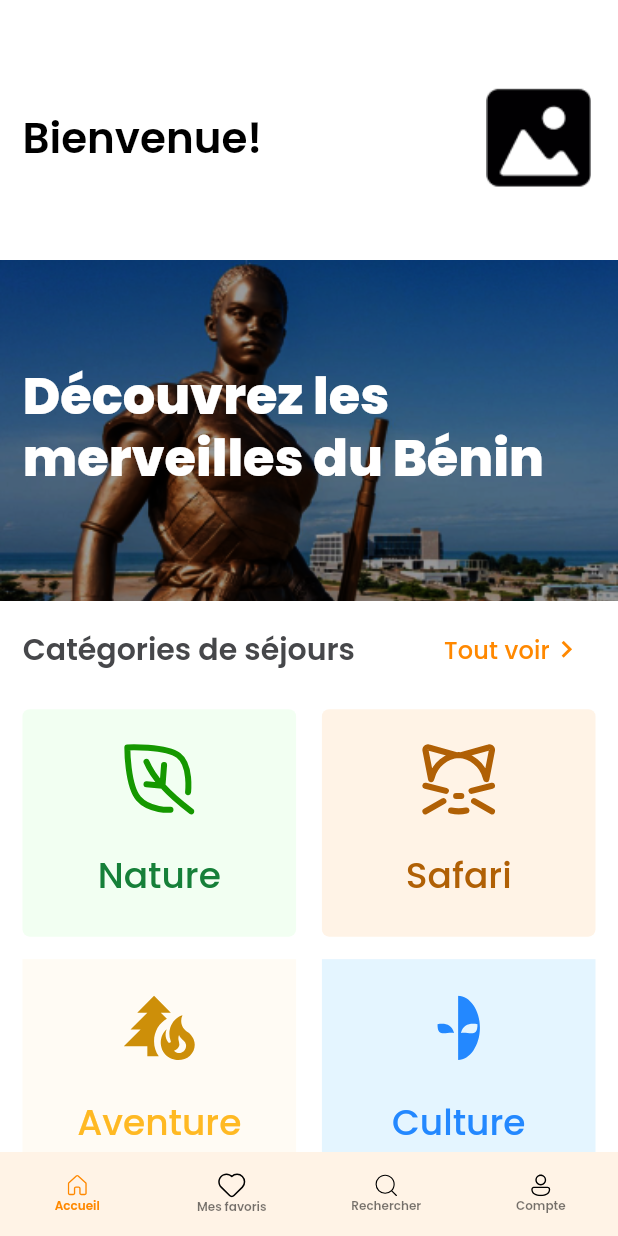
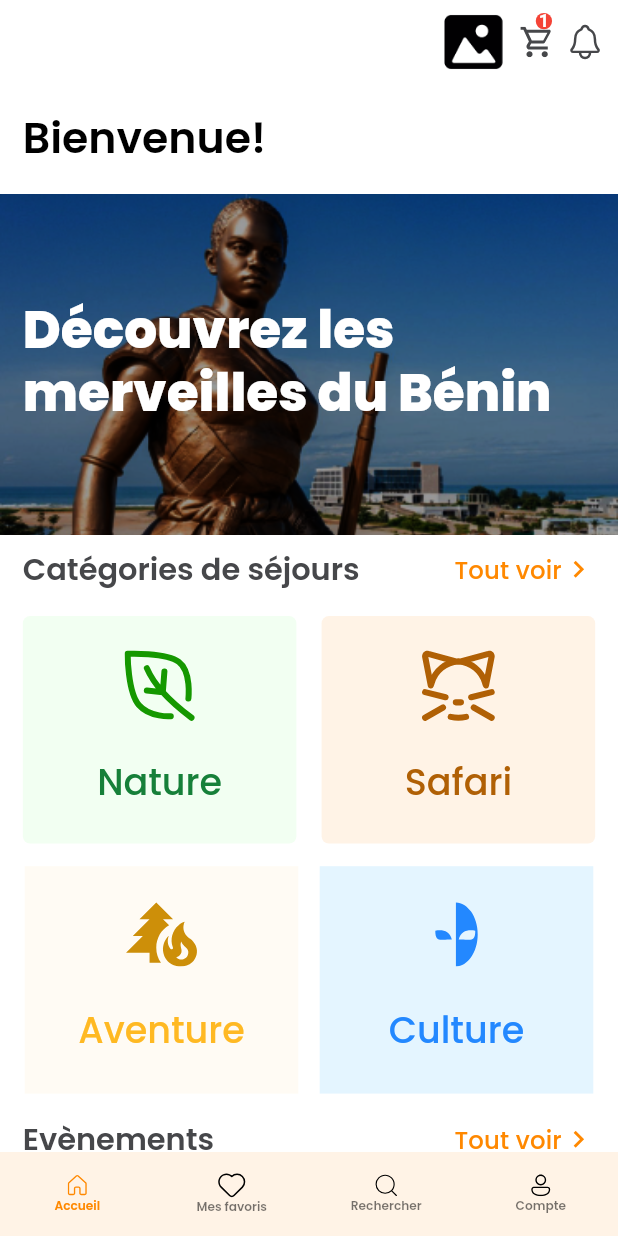
Before and after one commit to Arenebj/visitbj, a Flutter app: the screen it shows after launch, on a phone screen of 412 x 824 dp. Run offline on Flutter 3.47's test engine with Material 2 defaults, Android fonts, the phone set to English and light mode, and no system bars; our stand-ins replace flutter_rating_bar, flutter_screenutil, flutter_svg, go_router.

Commit message:
home modify

```diff
--- a/lib/ressources/theme/typography/app_typography.dart
+++ b/lib/ressources/theme/typography/app_typography.dart
@@ -1,62 +1,63 @@
 import 'package:flutter/material.dart';
+import 'package:flutter_screenutil/flutter_screenutil.dart';
 
 import '../color/app_color.dart';
 
 class AppTypography {
   static const _poppins = 'Poppins';
-  final TextStyle medium =  const TextStyle(
+  final TextStyle medium = TextStyle(
       fontFamily: _poppins,
-      fontSize: 20,
+      fontSize: 20.h,
       fontWeight: FontWeight.w500,
       color: AppColors.white);
-  final TextStyle regularAg14 =  const TextStyle(
+  final TextStyle regularAg14 = TextStyle(
       fontFamily: _poppins,
-      fontSize: 14,
+      fontSize: 14.h,
       fontWeight: FontWeight.w300,
       color: AppColors.white);
-  final TextStyle regularHug =  const TextStyle(
+  final TextStyle regularHug = TextStyle(
       fontFamily: _poppins,
-      fontSize: 14,
+      fontSize: 14.h,
       fontWeight: FontWeight.w400,
       color: AppColors.detailsColors);
-  final TextStyle headline =  const TextStyle(
+  final TextStyle headline = TextStyle(
       fontFamily: _poppins,
-      fontSize: 34,
+      fontSize: 34.h,
       fontWeight: FontWeight.w800,
       color: AppColors.white);
-  final TextStyle semiBold =  const TextStyle(
+  final TextStyle semiBold = TextStyle(
       fontFamily: _poppins,
-      fontSize: 24,
+      fontSize: 24.h,
       fontWeight: FontWeight.w600,
       color: AppColors.black);
-  final TextStyle cardText =  const TextStyle(
+  final TextStyle cardText = TextStyle(
       fontFamily: _poppins,
-      fontSize: 24,
+      fontSize: 24.h,
       fontWeight: FontWeight.w500,
       color: AppColors.details);
-  final TextStyle regularAg16 =  const TextStyle(
+  final TextStyle regularAg16 = TextStyle(
       fontFamily: _poppins,
-      fontSize: 16,
+      fontSize: 16.h,
       fontWeight: FontWeight.w500,
       color: AppColors.primaryTwo);
-  final TextStyle regular =  const TextStyle(
+  final TextStyle regular = TextStyle(
       fontFamily: _poppins,
-      fontSize: 16,
+      fontSize: 16.h,
       fontWeight: FontWeight.w500,
       color: AppColors.primaryTwo);
-  final TextStyle regularBold =  const TextStyle(
+  final TextStyle regularBold = TextStyle(
       fontFamily: _poppins,
-      fontSize: 16,
+      fontSize: 16.h,
       fontWeight: FontWeight.w700,
       color: AppColors.primaryTwo);
-  final TextStyle text =  const TextStyle(
+  final TextStyle text = TextStyle(
       fontFamily: _poppins,
-      fontSize: 17,
+      fontSize: 17.h,
       fontWeight: FontWeight.w600,
       color: AppColors.brown);
-  final TextStyle bottomLabel =  const TextStyle(
+  final TextStyle bottomLabel = TextStyle(
       fontFamily: _poppins,
-      fontSize: 8,
+      fontSize: 8.h,
       fontWeight: FontWeight.w600,
       color: AppColors.primaryTwo);
 
--- a/lib/ui/common/home/section/section.dart
+++ b/lib/ui/common/home/section/section.dart
@@ -13,11 +13,11 @@ class TitleText extends StatelessWidget {
   }
 }
 
-class ImageLoad extends StatelessWidget {
+class ImageAsset extends StatelessWidget {
   final String image;
   final double height;
   final double width;
-  const ImageLoad(this.image, this.height, this.width, {super.key});
+  const ImageAsset(this.image, this.height, this.width, {super.key});
 
   @override
   Widget build(BuildContext context) {
@@ -25,6 +25,20 @@ class ImageLoad extends StatelessWidget {
       height: height,
       width: width,
       image: AssetImage(image),
+    );
+  }
+}
+class ImageSvg extends StatelessWidget {
+  final String image;
+  final double height;
+  final double width;
+  const ImageSvg(this.image, this.height, this.width, {super.key});
+
+  @override
+  Widget build(BuildContext context) {
+    return  SvgPicture.asset(image,
+     height: height,
+      width: width,
     );
   }
 }
@@ -36,13 +50,13 @@ class PageViewSection extends StatelessWidget {
   Widget build(BuildContext context) {
     return Container(
       //padding: const EdgeInsets.all(10),
-      margin: const EdgeInsets.only(left: 2),
+      margin: EdgeInsets.only(left: 2.h),
       width: 247.32.h, //MediaQuery.of(context).size.width * 0.70,
       height: 208.04.h,
       decoration: BoxDecoration(
           image: DecorationImage(fit: BoxFit.cover, image: AssetImage(image)),
-          borderRadius: const BorderRadius.all(
-            Radius.circular(10),
+          borderRadius: BorderRadius.all(
+            Radius.circular(10.h),
           ),
           shape: BoxShape.rectangle),
       child: Column(
--- a/lib/ui/common/home/section/section_event.dart
+++ b/lib/ui/common/home/section/section_event.dart
@@ -15,8 +15,8 @@ class SectionEvent extends StatelessWidget {
         children: [
           PageViewSection(pack.images.first),
           Padding(
-            padding: const EdgeInsets.only(
-              top: 10,
+            padding: EdgeInsets.only(
+              top: 10.h,
             ),
             child: Column(
               crossAxisAlignment: CrossAxisAlignment.start,
@@ -59,7 +59,7 @@ class SectionEvent extends StatelessWidget {
                         itemCount: 5,
                         itemSize: 14.76.h,
                         itemPadding:
-                            const EdgeInsets.symmetric(horizontal: 4.0),
+                             EdgeInsets.symmetric(horizontal: 4.0.h),
                         itemBuilder: (context, _) => const Icon(
                           Icons.star,
                           color: AppColors.primaryOne,
@@ -107,7 +107,7 @@ class SectionEvent extends StatelessWidget {
                           ),
                           WidgetSpan(
                             child: Padding(
-                              padding: const EdgeInsets.only(bottom: 3.0),
+                              padding: EdgeInsets.only(bottom: 3.0.h),
                               child: Text(
                                 ' FCFA ',
                                 style: AppTypography()
--- a/lib/ui/common/home/section/section_party.dart
+++ b/lib/ui/common/home/section/section_party.dart
@@ -8,20 +8,38 @@ class SectionParty extends StatelessWidget {
 
   @override
   Widget build(BuildContext context) {
-    return Padding(
+    return Container(
+      width: MediaQuery.of(context).size.width,
       padding: EdgeInsets.symmetric(horizontal: 15.h, vertical: 7.5.w),
       child: Row(
         mainAxisAlignment: MainAxisAlignment.spaceBetween,
         children: [
-          TitleText(
+          Expanded(
+            child: TitleText(
                 titre,
                 AppTypography().semiBold.copyWith(
                     color: AppColors.details,
                     //  height: 1.2.h,
-                  fontSize: 20)),
-          TextButton(
+                    fontSize: 20.h)),
+          ),
+          ButtonTheme(
+            padding: EdgeInsets.zero, // Supprimer le padding
+            minWidth: 0, // Supprimer le minWidth
+            height: 0,
+            child: TextButton(
+              style: ButtonStyle(
+                padding: MaterialStateProperty.all(
+                    EdgeInsets.zero), // Supprimer le padding
+                minimumSize: MaterialStateProperty.all(
+                    Size.zero), // Supprimer la taille minimale
+                tapTargetSize: MaterialTapTargetSize
+                    .shrinkWrap, // Supprimer la taille du touch target
+                visualDensity:
+                    VisualDensity.compact, // Réduire la densité visuelle
+              ),
               onPressed: onPressed,
               child: Row(
+                mainAxisSize: MainAxisSize.min,
                 children: [
                   TitleText("Tout voir",
                       AppTypography().regular.copyWith(letterSpacing: 0.1.w)),
@@ -33,6 +51,7 @@ class SectionParty extends StatelessWidget {
                 ],
               ),
             ),
+          ),
         ],
       ),
     );
--- a/lib/ui/common/home/section/section_sejour.dart
+++ b/lib/ui/common/home/section/section_sejour.dart
@@ -8,7 +8,7 @@ class SectionSejour extends StatelessWidget {
   @override
   Widget build(BuildContext context) {
     return Container(
-      padding: const EdgeInsets.all(10),
+      padding: EdgeInsets.all(10.h),
       width: 247.32.h, //MediaQuery.of(context).size.width * 0.70,
       child: Column(
         crossAxisAlignment: CrossAxisAlignment.start,
@@ -57,7 +57,7 @@ class SectionSejour extends StatelessWidget {
                         itemCount: 5,
                         itemSize: 14.76.h,
                         itemPadding:
-                            const EdgeInsets.symmetric(horizontal: 4.0),
+                             EdgeInsets.symmetric(horizontal: 4.0.h),
                         itemBuilder: (context, _) => const Icon(
                           Icons.star,
                           color: AppColors.primaryOne,
@@ -83,7 +83,8 @@ class SectionSejour extends StatelessWidget {
                       SvgPicture.asset($appAssets.svgs.calendar),
                       const SpaceW(10),
                       TitleText(
-                          "${getDateStart(pack.dateStart)}-${getDateEnd(pack.dateEnd)}",
+                          "${getDateStart(pack.dateStart)}.-${getDateEnd(pack.dateEnd)}"
+                              .toUpperCase(),
                           AppTypography().regularAg14.copyWith(
                               fontSize: 16.85.h,
                               color: AppColors.outline,
--- a/lib/ui/common/home/section/section_welcome.dart
+++ b/lib/ui/common/home/section/section_welcome.dart
@@ -12,9 +12,8 @@ class WelcomeSection extends StatelessWidget {
       children: [
         TitleText(
           title,
-          AppTypography().semiBold.copyWith(fontSize: 28),
+          AppTypography().semiBold.copyWith(fontSize: 28.h),
         ),
-        ImageLoad(image, 69.h, 69.w)
       ],
     );
   }
--- a/lib/ui/pages/homeScreen/homeScreen.dart
+++ b/lib/ui/pages/homeScreen/homeScreen.dart
@@ -11,17 +11,59 @@ class HomeScreen extends StatelessWidget {
   @override
   Widget build(BuildContext context) {
     return Scaffold(
+      appBar: appHome(),
       backgroundColor: Colors.white,
       body: bodyHome(context),
     );
   }
 }
 
+appHome() {
+  return AppBar(
+    elevation: 0.0,
+    automaticallyImplyLeading: false,
+    backgroundColor: Colors.white,
+    actions: [
+      ImageAsset($appAssets.imgs.userImage, 35.43.h, 35.43.w),
+      const SpaceW(10),
+      Stack(
+        alignment: AlignmentDirectional.centerStart,
+        children: [
+          ImageSvg($appAssets.svgs.panier, 20.h, 20.w),
+          Positioned(
+              right: 0,
+              top: 5.h,
+              child: Container(
+                padding: const EdgeInsets.all(2),
+                decoration: const BoxDecoration(
+                  color: Colors.red,
+                  shape: BoxShape.circle,
+                ),
+                child: Text(
+                  1.toString(),
+                  style: const TextStyle(
+                    color: Colors.white,
+                    fontSize: 12,
+                    fontWeight: FontWeight.bold,
+                  ),
+                ),
+              )),
+        ],
+      ),
+      const SpaceW(10),
+      ImageSvg($appAssets.svgs.notification, 20.h, 20.w),
+      const SpaceW(10),
+    ],
+  );
+}
+
 Widget bodyHome(BuildContext context) {
   return ListView(
     children: [
       Padding(
-        padding: EdgeInsets.only(left: 15, right: 15, top: 56.h, bottom: 46.h),
+        padding:
+            // EdgeInsets.only(left: 15.w, right: 15.w, top: 56.h, bottom: 31.h),
+            EdgeInsets.all(15.h),
         child:
             const WelcomeSection("Bienvenue!", "assets/images/userImage.png"),
       ),
@@ -46,7 +88,7 @@ Widget bodyHome(BuildContext context) {
       Consumer<CategoryProvider>(
         builder: (context, categoriesDivideList, _) {
           return Padding(
-            padding: const EdgeInsets.symmetric(horizontal: 15, vertical: 7.5),
+            padding: EdgeInsets.symmetric(horizontal: 15.h, vertical: 7.5),
             child: Row(
               mainAxisAlignment: MainAxisAlignment.spaceBetween,
               children: List.generate(2, (index) {
@@ -54,8 +96,8 @@ Widget bodyHome(BuildContext context) {
                   width: 166.w,
                   height: 149.4.h,
                   decoration: BoxDecoration(
-                    borderRadius: const BorderRadius.all(
-                      Radius.circular(4.74286),
+                    borderRadius: BorderRadius.all(
+                      Radius.circular(4.74286.h),
                     ),
                     shape: BoxShape.rectangle,
                     color: AppColors.getColorBg(categoriesDivideList
@@ -83,7 +125,7 @@ Widget bodyHome(BuildContext context) {
       Consumer<CategoryProvider>(
         builder: (context, categoriesDivideList, _) {
           return Padding(
-            padding: const EdgeInsets.symmetric(horizontal: 15, vertical: 7.5),
+            padding: EdgeInsets.symmetric(horizontal: 15.w, vertical: 7.5.h),
             child: Row(
               mainAxisAlignment: MainAxisAlignment.spaceBetween,
               children: List.generate(2, (index) {
--- a/lib/ui/res/assets/svgs.dart
+++ b/lib/ui/res/assets/svgs.dart
@@ -16,5 +16,7 @@ class Svgs {
   final inactiveSearch ="assets/svg/inactive_search.svg";
   final account ="assets/svg/active_account.svg";
   final inactiveAccount ="assets/svg/inactive_account.svg";
+  final panier = "assets/svg/panier.svg";
+  final notification = "assets/svg/notification.svg";
 
 }
```
Also changed, not shown: assets/svg/notification.svg (added), assets/svg/panier.svg (added). Lines whose indentation alone changed are shown as unchanged.
